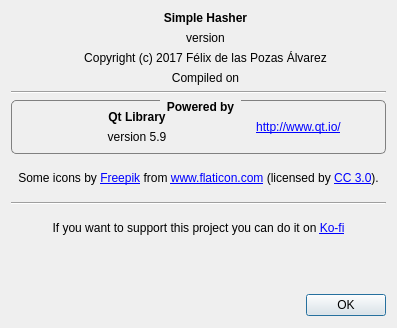
Qt form AboutDialog.ui (FelixdelasPozas/SimpleHasher) before a commit.
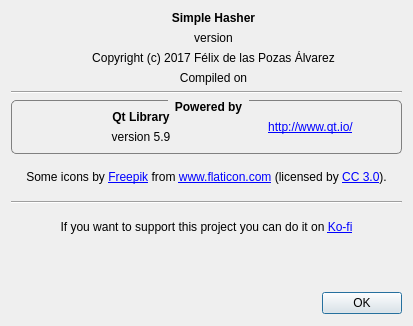
The same form after that commit. Icons and pictures are not drawn. Custom widgets are drawn as their Qt base class.

The edit to the form file:
```diff
--- a/AboutDialog.ui
+++ b/AboutDialog.ui
@@ -6,20 +6,20 @@
    <rect>
     <x>0</x>
     <y>0</y>
-    <width>397</width>
-    <height>328</height>
+    <width>413</width>
+    <height>326</height>
    </rect>
   </property>
   <property name="minimumSize">
    <size>
-    <width>397</width>
-    <height>328</height>
+    <width>413</width>
+    <height>326</height>
    </size>
   </property>
   <property name="maximumSize">
    <size>
-    <width>397</width>
-    <height>328</height>
+    <width>413</width>
+    <height>326</height>
    </size>
   </property>
   <property name="windowTitle">
```
